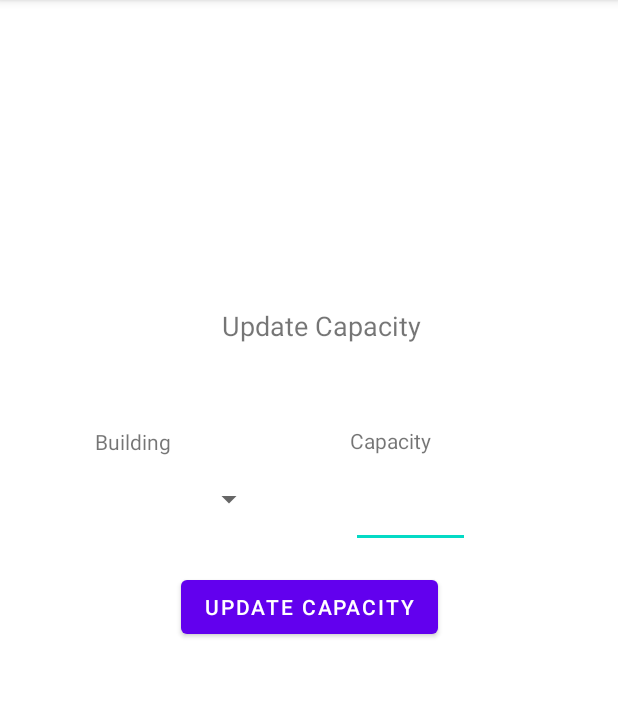
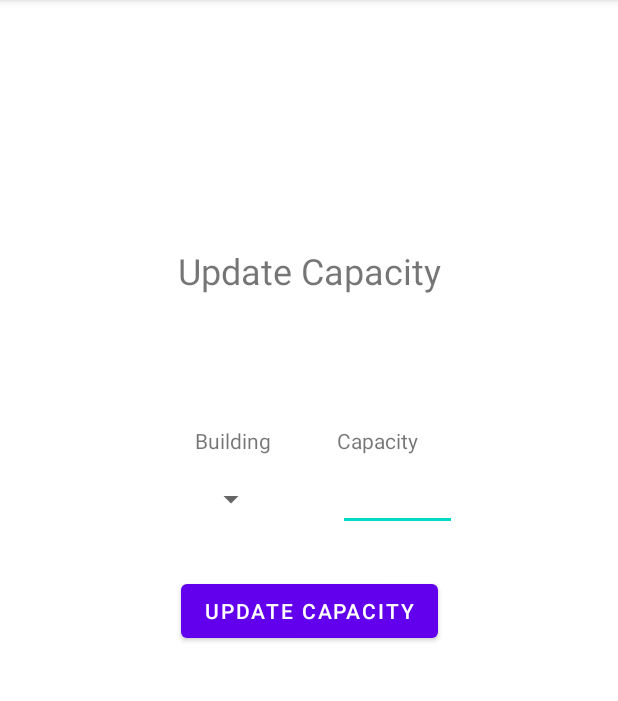
Before and after one commit to CSCI310-Group29/TrojanCheckIn-Group29, an Android app: the ManagerUpdateCapacityActivity screen opened directly, with no data from a screen before it, on a phone screen of 412 x 824 dp, the part 84-785 px from its top. Run offline under Robolectric (Android 15) with nearby library versions, the phone set to English and light mode, and no system bars; our stand-ins replace Dagger/Hilt's generated code, Firebase (no records; nobody signed in at launch, a user with empty details on screens opened directly), RxJava; libraries missing offline, so code that uses them is left out: com.github.doyaaaaaken.kotlincsv, com.opencsv.bean, com.vhl.blackmo.

Commit message:
tweaked ui

```diff
--- a/app/src/main/res/layout/activity_manager_update_capacity.xml
+++ b/app/src/main/res/layout/activity_manager_update_capacity.xml
@@ -5,31 +5,6 @@
     android:id="@+id/CC"
     android:layout_width="match_parent"
     android:layout_height="match_parent">
-
-    <TextView
-        android:id="@+id/TitleUpdateCapacity"
-        android:layout_width="wrap_content"
-        android:layout_height="wrap_content"
-        android:text="Update Capacity"
-        android:textSize="18sp"
-        app:layout_constraintBottom_toBottomOf="parent"
-        app:layout_constraintEnd_toEndOf="parent"
-        app:layout_constraintHorizontal_bias="0.53"
-        app:layout_constraintStart_toStartOf="parent"
-        app:layout_constraintTop_toTopOf="parent"
-        app:layout_constraintVertical_bias="0.275" />
-
-    <Button
-        android:id="@+id/UpdateCapacityUI"
-        android:layout_width="wrap_content"
-        android:layout_height="wrap_content"
-        android:onClick="onUpdateWithUI"
-        android:text="Update Capacity"
-        app:layout_constraintBottom_toBottomOf="parent"
-        app:layout_constraintEnd_toEndOf="parent"
-        app:layout_constraintStart_toStartOf="parent"
-        app:layout_constraintTop_toTopOf="parent"
-        app:layout_constraintVertical_bias="0.529" />
 
     <!-- Update capacity with CSV || commented out for assignment 3 -->
 <!--    <Button-->
@@ -44,18 +19,42 @@
 <!--        app:layout_constraintTop_toTopOf="parent"-->
 <!--        app:layout_constraintVertical_bias="0.632" />-->
 
+    <TextView
+        android:id="@+id/TitleUpdateCapacity"
+        android:layout_width="wrap_content"
+        android:layout_height="wrap_content"
+        android:text="Update Capacity"
+        android:textSize="24sp"
+        app:layout_constraintBottom_toBottomOf="parent"
+        app:layout_constraintEnd_toEndOf="parent"
+        app:layout_constraintStart_toStartOf="parent"
+        app:layout_constraintTop_toTopOf="parent"
+        app:layout_constraintVertical_bias="0.223" />
+
+    <Button
+        android:id="@+id/UpdateCapacityUI"
+        android:layout_width="wrap_content"
+        android:layout_height="wrap_content"
+        android:onClick="onUpdateWithUI"
+        android:text="Update Capacity"
+        app:layout_constraintBottom_toBottomOf="parent"
+        app:layout_constraintEnd_toEndOf="parent"
+        app:layout_constraintStart_toStartOf="parent"
+        app:layout_constraintTop_toTopOf="parent"
+        app:layout_constraintVertical_bias="0.532" />
+
     <EditText
         android:id="@+id/NewCapacityInput"
         android:layout_width="79dp"
-        android:layout_height="56dp"
+        android:layout_height="42dp"
         android:ems="10"
         android:inputType="number"
         app:layout_constraintBottom_toBottomOf="parent"
         app:layout_constraintEnd_toEndOf="parent"
-        app:layout_constraintHorizontal_bias="0.703"
+        app:layout_constraintHorizontal_bias="0.678"
         app:layout_constraintStart_toStartOf="parent"
         app:layout_constraintTop_toTopOf="parent"
-        app:layout_constraintVertical_bias="0.434" />
+        app:layout_constraintVertical_bias="0.43" />
 
     <Spinner
         android:id="@+id/BuildingInput"
@@ -64,7 +63,7 @@
         android:tooltipText="Building"
         app:layout_constraintBottom_toBottomOf="parent"
         app:layout_constraintEnd_toEndOf="parent"
-        app:layout_constraintHorizontal_bias="0.211"
+        app:layout_constraintHorizontal_bias="0.215"
         app:layout_constraintStart_toStartOf="parent"
         app:layout_constraintTop_toTopOf="parent"
         app:layout_constraintVertical_bias="0.43" />
@@ -76,10 +75,10 @@
         android:text="Building"
         app:layout_constraintBottom_toBottomOf="parent"
         app:layout_constraintEnd_toEndOf="parent"
-        app:layout_constraintHorizontal_bias="0.175"
+        app:layout_constraintHorizontal_bias="0.359"
         app:layout_constraintStart_toStartOf="parent"
         app:layout_constraintTop_toTopOf="parent"
-        app:layout_constraintVertical_bias="0.38" />
+        app:layout_constraintVertical_bias="0.379" />
 
     <TextView
         android:id="@+id/LabelNewCapacity"
@@ -88,7 +87,7 @@
         android:text="Capacity"
         app:layout_constraintBottom_toBottomOf="parent"
         app:layout_constraintEnd_toEndOf="parent"
-        app:layout_constraintHorizontal_bias="0.651"
+        app:layout_constraintHorizontal_bias="0.628"
         app:layout_constraintStart_toStartOf="parent"
         app:layout_constraintTop_toTopOf="parent"
         app:layout_constraintVertical_bias="0.379" />
```
Also changed, not shown: app/src/main/java/com/csci310_group29/trojancheckincheckout/ui/views/ManagerHomeActivity.kt (+16 -0 lines), app/src/main/res/layout/activity_app_home.xml (+3 -5 lines), app/src/main/res/layout/activity_manager_home.xml (+31 -6 lines), app/src/main/res/layout/activity_student_home.xml (+8 -9 lines), app/src/main/res/layout/activity_student_profile.xml (+9 -7 lines), app/src/main/res/layout/activity_visit_query.xml (+57 -7 lines), app/src/main/res/layout/item_buildinginfo.xml (+4 -4 lines), app/src/main/res/layout/item_queryvisit.xml (+7 -4 lines), app/src/main/res/layout/item_visit.xml (+5 -4 lines).
